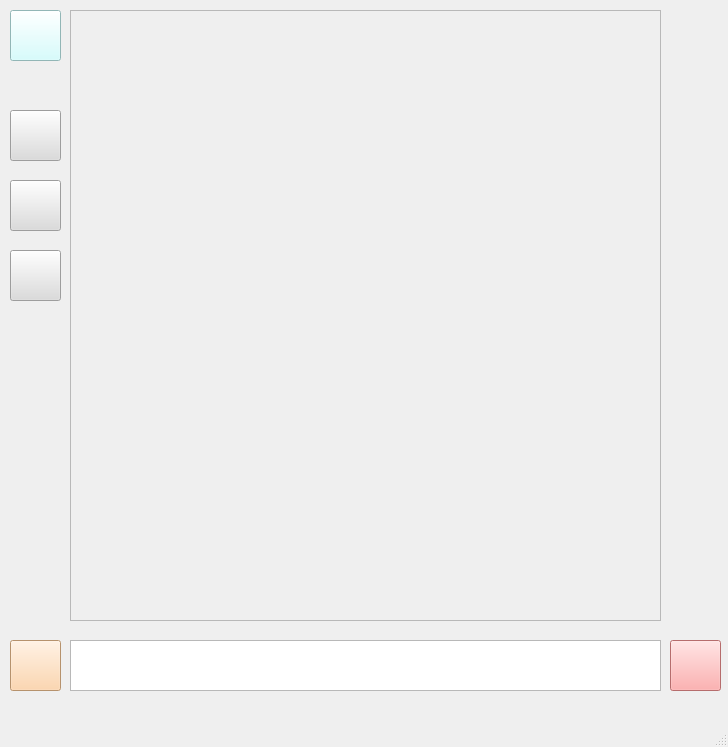
Old version of the form main_window.ui in the repository ewestro/MESS-2.0.
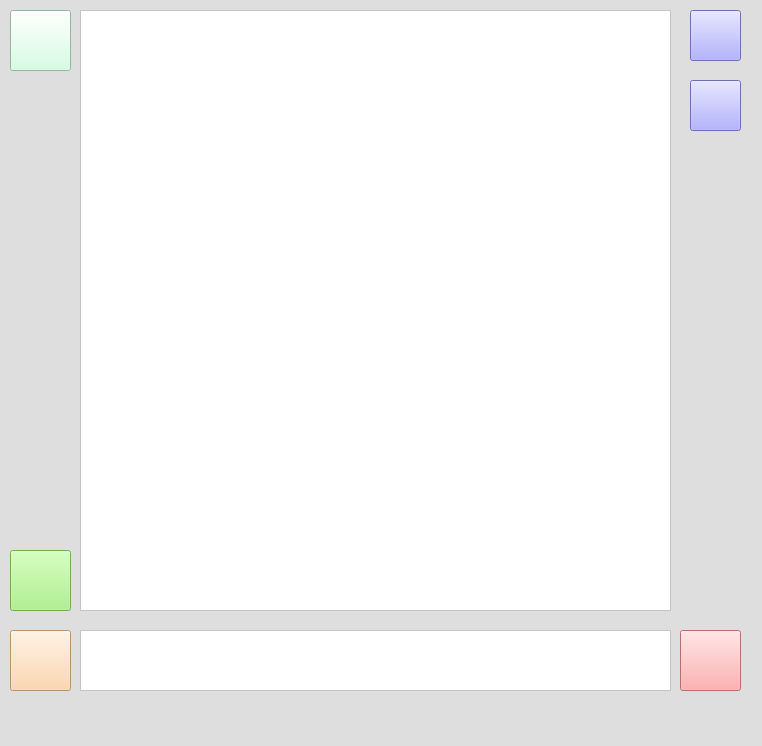
New version of the form. Icons and pictures are not drawn.

Commit message: color and расположение

```diff
--- a/main_window.ui
+++ b/main_window.ui
@@ -6,21 +6,24 @@
    <rect>
     <x>0</x>
     <y>0</y>
-    <width>728</width>
-    <height>747</height>
+    <width>762</width>
+    <height>746</height>
    </rect>
   </property>
   <property name="windowTitle">
    <string>MainWindow</string>
   </property>
+  <property name="styleSheet">
+   <string notr="true">background-color: #dedede</string>
+  </property>
   <widget class="QWidget" name="centralwidget">
    <widget class="QPushButton" name="enter">
     <property name="geometry">
      <rect>
-      <x>670</x>
-      <y>640</y>
-      <width>51</width>
-      <height>51</height>
+      <x>680</x>
+      <y>630</y>
+      <width>61</width>
+      <height>61</height>
      </rect>
     </property>
     <property name="cursor">
@@ -50,16 +53,16 @@
     <property name="geometry">
      <rect>
       <x>10</x>
-      <y>110</y>
-      <width>51</width>
-      <height>51</height>
+      <y>550</y>
+      <width>61</width>
+      <height>61</height>
      </rect>
     </property>
     <property name="cursor">
      <cursorShape>PointingHandCursor</cursorShape>
     </property>
     <property name="styleSheet">
-     <string notr="true">background-color: #dcdcdc</string>
+     <string notr="true">background-color: #9ff077</string>
     </property>
     <property name="text">
      <string/>
@@ -78,8 +81,8 @@
    <widget class="QToolButton" name="settings">
     <property name="geometry">
      <rect>
-      <x>10</x>
-      <y>180</y>
+      <x>690</x>
+      <y>80</y>
       <width>51</width>
       <height>51</height>
      </rect>
@@ -88,7 +91,7 @@
      <cursorShape>PointingHandCursor</cursorShape>
     </property>
     <property name="styleSheet">
-     <string notr="true">background-color: #dcdcdc</string>
+     <string notr="true">background-color: #9999ff</string>
     </property>
     <property name="text">
      <string/>
@@ -108,9 +111,9 @@
     <property name="geometry">
      <rect>
       <x>10</x>
-      <y>640</y>
-      <width>51</width>
-      <height>51</height>
+      <y>630</y>
+      <width>61</width>
+      <height>61</height>
      </rect>
     </property>
     <property name="cursor">
@@ -136,8 +139,8 @@
    <widget class="QToolButton" name="search">
     <property name="geometry">
      <rect>
-      <x>10</x>
-      <y>250</y>
+      <x>690</x>
+      <y>10</y>
       <width>51</width>
       <height>51</height>
      </rect>
@@ -146,7 +149,7 @@
      <cursorShape>PointingHandCursor</cursorShape>
     </property>
     <property name="styleSheet">
-     <string notr="true">background-color: #dcdcdc</string>
+     <string notr="true">background-color: #9999ff</string>
     </property>
     <property name="text">
      <string/>
@@ -167,8 +170,8 @@
      <rect>
       <x>10</x>
       <y>10</y>
-      <width>51</width>
-      <height>51</height>
+      <width>61</width>
+      <height>61</height>
      </rect>
     </property>
     <property name="cursor">
@@ -178,7 +181,7 @@
      <bool>false</bool>
     </property>
     <property name="styleSheet">
-     <string notr="true">background-color: #ccffff</string>
+     <string notr="true">background-color: #ccffdc</string>
     </property>
     <property name="text">
      <string/>
@@ -197,25 +200,28 @@
    <widget class="QTextEdit" name="textEdit">
     <property name="geometry">
      <rect>
-      <x>70</x>
-      <y>640</y>
+      <x>80</x>
+      <y>630</y>
       <width>591</width>
-      <height>51</height>
+      <height>61</height>
      </rect>
     </property>
     <property name="styleSheet">
-     <string notr="true">background-color: #</string>
+     <string notr="true">background-color: #ffffff</string>
     </property>
    </widget>
    <widget class="QScrollArea" name="scrollArea">
     <property name="geometry">
      <rect>
-      <x>70</x>
+      <x>80</x>
       <y>10</y>
       <width>591</width>
-      <height>611</height>
+      <height>601</height>
      </rect>
     </property>
+    <property name="styleSheet">
+     <string notr="true">background-color: #ffffff</string>
+    </property>
     <property name="widgetResizable">
      <bool>true</bool>
     </property>
@@ -225,7 +231,7 @@
        <x>0</x>
        <y>0</y>
        <width>589</width>
-       <height>609</height>
+       <height>599</height>
       </rect>
      </property>
     </widget>
```
Left out of the diff: 2 changed lines with no effect on the pictures.
